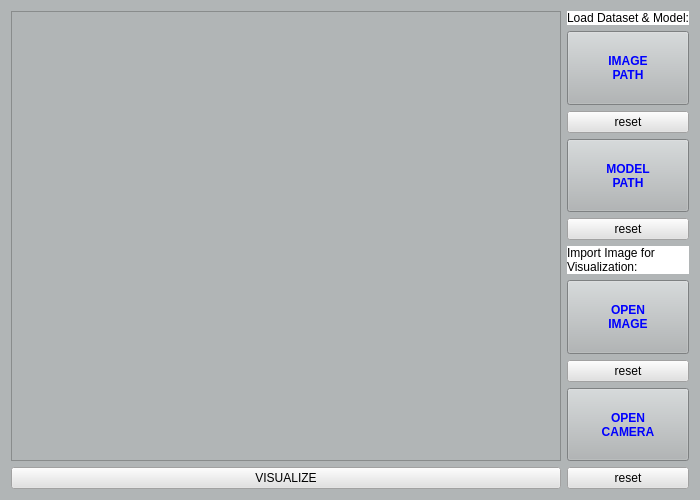
This is rLearning_Computer_Vision/VisualizationWidget.ui in SAIL-LAB155/Learning_Computer_Vision as Qt 5 draws it before an edit. The edited form follows.
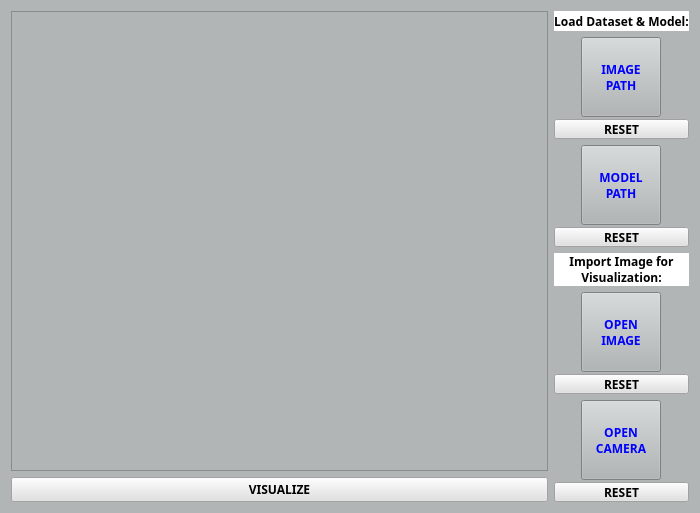
This is the edited form. Icons and pictures are not drawn.

```diff
--- a/rLearning_Computer_Vision/VisualizationWidget.ui
+++ b/rLearning_Computer_Vision/VisualizationWidget.ui
@@ -31,6 +31,25 @@
      </item>
      <item>
       <widget class="QPushButton" name="m_btn_Visualize">
+       <property name="sizePolicy">
+        <sizepolicy hsizetype="Preferred" vsizetype="Fixed">
+         <horstretch>0</horstretch>
+         <verstretch>0</verstretch>
+        </sizepolicy>
+       </property>
+       <property name="minimumSize">
+        <size>
+         <width>0</width>
+         <height>20</height>
+        </size>
+       </property>
+       <property name="font">
+        <font>
+         <family>Purisa</family>
+         <weight>75</weight>
+         <bold>true</bold>
+        </font>
+       </property>
        <property name="styleSheet">
         <string notr="true">background-color: rgb(225, 225, 225);</string>
        </property>
@@ -46,29 +65,52 @@
      <item>
       <widget class="QLabel" name="label">
        <property name="sizePolicy">
-        <sizepolicy hsizetype="Minimum" vsizetype="Fixed">
+        <sizepolicy hsizetype="Preferred" vsizetype="Minimum">
          <horstretch>0</horstretch>
          <verstretch>0</verstretch>
         </sizepolicy>
        </property>
+       <property name="minimumSize">
+        <size>
+         <width>0</width>
+         <height>20</height>
+        </size>
+       </property>
+       <property name="font">
+        <font>
+         <family>Purisa</family>
+         <weight>75</weight>
+         <bold>true</bold>
+        </font>
+       </property>
        <property name="styleSheet">
         <string notr="true">background-color: rgb(255, 255, 255);</string>
        </property>
        <property name="text">
         <string>Load Dataset &amp; Model:</string>
        </property>
+       <property name="alignment">
+        <set>Qt::AlignCenter</set>
+       </property>
       </widget>
      </item>
-     <item>
+     <item alignment="Qt::AlignHCenter">
       <widget class="QPushButton" name="m_btn_ImagePath">
        <property name="sizePolicy">
-        <sizepolicy hsizetype="Preferred" vsizetype="Preferred">
+        <sizepolicy hsizetype="Fixed" vsizetype="Fixed">
          <horstretch>0</horstretch>
          <verstretch>0</verstretch>
         </sizepolicy>
        </property>
+       <property name="minimumSize">
+        <size>
+         <width>80</width>
+         <height>80</height>
+        </size>
+       </property>
        <property name="font">
         <font>
+         <family>Purisa</family>
          <weight>75</weight>
          <bold>true</bold>
         </font>
@@ -85,24 +127,50 @@
      </item>
      <item>
       <widget class="QPushButton" name="m_btn_ImagePath_Reset">
+       <property name="sizePolicy">
+        <sizepolicy hsizetype="Preferred" vsizetype="Minimum">
+         <horstretch>0</horstretch>
+         <verstretch>0</verstretch>
+        </sizepolicy>
+       </property>
+       <property name="minimumSize">
+        <size>
+         <width>0</width>
+         <height>20</height>
+        </size>
+       </property>
+       <property name="font">
+        <font>
+         <family>Purisa</family>
+         <weight>75</weight>
+         <bold>true</bold>
+        </font>
+       </property>
        <property name="styleSheet">
         <string notr="true">background-color: rgb(225, 225, 225);</string>
        </property>
        <property name="text">
-        <string>reset</string>
+        <string>RESET</string>
        </property>
       </widget>
      </item>
-     <item>
+     <item alignment="Qt::AlignHCenter">
       <widget class="QPushButton" name="m_btn_ModelPath">
        <property name="sizePolicy">
-        <sizepolicy hsizetype="Preferred" vsizetype="Preferred">
+        <sizepolicy hsizetype="Fixed" vsizetype="Fixed">
          <horstretch>0</horstretch>
          <verstretch>0</verstretch>
         </sizepolicy>
        </property>
+       <property name="minimumSize">
+        <size>
+         <width>80</width>
+         <height>80</height>
+        </size>
+       </property>
        <property name="font">
         <font>
+         <family>Purisa</family>
          <weight>75</weight>
          <bold>true</bold>
         </font>
@@ -119,43 +187,79 @@
      </item>
      <item>
       <widget class="QPushButton" name="m_btn_ModelPath_Reset">
+       <property name="sizePolicy">
+        <sizepolicy hsizetype="Preferred" vsizetype="Minimum">
+         <horstretch>0</horstretch>
+         <verstretch>0</verstretch>
+        </sizepolicy>
+       </property>
+       <property name="minimumSize">
+        <size>
+         <width>0</width>
+         <height>20</height>
+        </size>
+       </property>
+       <property name="font">
+        <font>
+         <family>Purisa</family>
+         <weight>75</weight>
+         <bold>true</bold>
+        </font>
+       </property>
        <property name="styleSheet">
         <string notr="true">background-color: rgb(225, 225, 225);</string>
        </property>
        <property name="text">
-        <string>reset</string>
+        <string>RESET</string>
        </property>
       </widget>
      </item>
      <item>
       <widget class="QLabel" name="label_2">
        <property name="sizePolicy">
-        <sizepolicy hsizetype="Minimum" vsizetype="Fixed">
+        <sizepolicy hsizetype="Preferred" vsizetype="Preferred">
          <horstretch>0</horstretch>
          <verstretch>0</verstretch>
         </sizepolicy>
        </property>
+       <property name="font">
+        <font>
+         <family>Purisa</family>
+         <weight>75</weight>
+         <bold>true</bold>
+        </font>
+       </property>
        <property name="styleSheet">
         <string notr="true">background-color: rgb(255, 255, 255);</string>
        </property>
        <property name="text">
         <string>Import Image for Visualization:</string>
        </property>
+       <property name="alignment">
+        <set>Qt::AlignCenter</set>
+       </property>
        <property name="wordWrap">
         <bool>true</bool>
        </property>
       </widget>
      </item>
-     <item>
+     <item alignment="Qt::AlignHCenter">
       <widget class="QPushButton" name="m_btn_OpenImage">
        <property name="sizePolicy">
-        <sizepolicy hsizetype="Preferred" vsizetype="Preferred">
+        <sizepolicy hsizetype="Fixed" vsizetype="Fixed">
          <horstretch>0</horstretch>
          <verstretch>0</verstretch>
         </sizepolicy>
        </property>
+       <property name="minimumSize">
+        <size>
+         <width>80</width>
+         <height>80</height>
+        </size>
+       </property>
        <property name="font">
         <font>
+         <family>Purisa</family>
          <weight>75</weight>
          <bold>true</bold>
         </font>
@@ -172,24 +276,50 @@
      </item>
      <item>
       <widget class="QPushButton" name="m_btn_OpenImage_Reset">
+       <property name="sizePolicy">
+        <sizepolicy hsizetype="Preferred" vsizetype="Minimum">
+         <horstretch>0</horstretch>
+         <verstretch>0</verstretch>
+        </sizepolicy>
+       </property>
+       <property name="minimumSize">
+        <size>
+         <width>0</width>
+         <height>20</height>
+        </size>
+       </property>
+       <property name="font">
+        <font>
+         <family>Purisa</family>
+         <weight>75</weight>
+         <bold>true</bold>
+        </font>
+       </property>
        <property name="styleSheet">
         <string notr="true">background-color: rgb(225, 225, 225);</string>
        </property>
        <property name="text">
-        <string>reset</string>
+        <string>RESET</string>
        </property>
       </widget>
      </item>
-     <item>
+     <item alignment="Qt::AlignHCenter">
       <widget class="QPushButton" name="m_btn_OpenCamera">
        <property name="sizePolicy">
-        <sizepolicy hsizetype="Preferred" vsizetype="Preferred">
+        <sizepolicy hsizetype="Fixed" vsizetype="Fixed">
          <horstretch>0</horstretch>
          <verstretch>0</verstretch>
         </sizepolicy>
        </property>
+       <property name="minimumSize">
+        <size>
+         <width>80</width>
+         <height>80</height>
+        </size>
+       </property>
        <property name="font">
         <font>
+         <family>Purisa</family>
          <weight>75</weight>
          <bold>true</bold>
         </font>
@@ -206,11 +336,30 @@
      </item>
      <item>
       <widget class="QPushButton" name="m_btn_OpenCamera_Reset">
+       <property name="sizePolicy">
+        <sizepolicy hsizetype="Preferred" vsizetype="Minimum">
+         <horstretch>0</horstretch>
+         <verstretch>0</verstretch>
+        </sizepolicy>
+       </property>
+       <property name="minimumSize">
+        <size>
+         <width>0</width>
+         <height>20</height>
+        </size>
+       </property>
+       <property name="font">
+        <font>
+         <family>Purisa</family>
+         <weight>75</weight>
+         <bold>true</bold>
+        </font>
+       </property>
        <property name="styleSheet">
         <string notr="true">background-color: rgb(225, 225, 225);</string>
        </property>
        <property name="text">
-        <string>reset</string>
+        <string>RESET</string>
        </property>
       </widget>
      </item>
```
